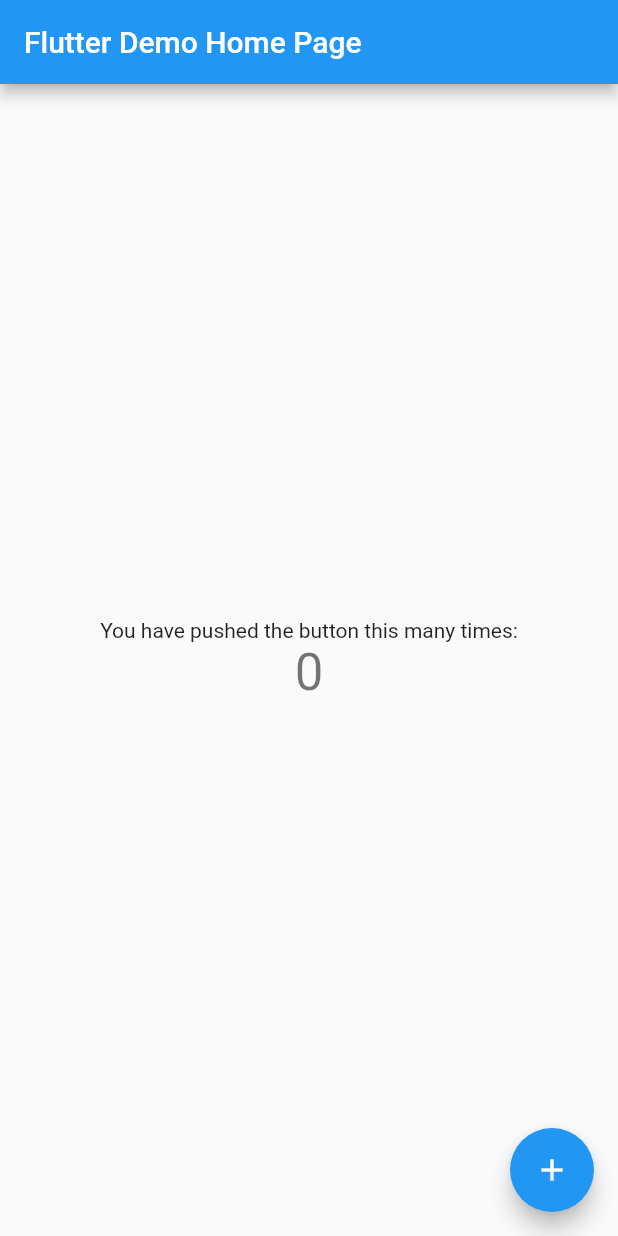
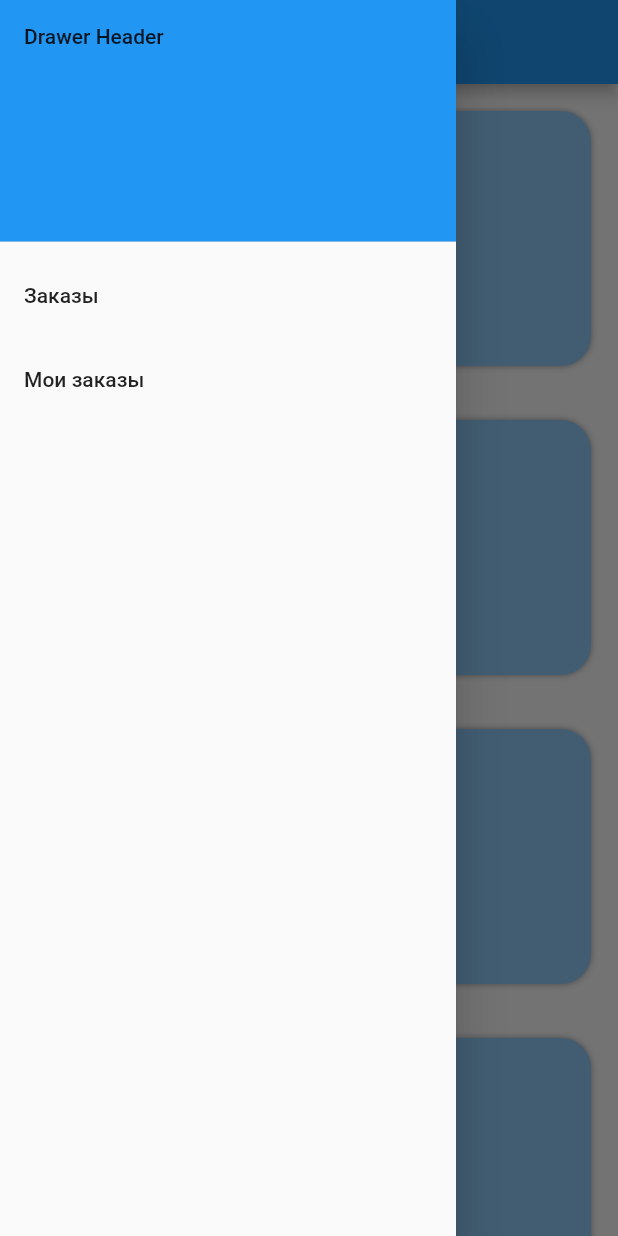
Before and after one commit to dened68/multiag_client, a Flutter app: the screen it shows after launch, with the side drawer open (before the commit the screen has no drawer), on a phone screen of 412 x 824 dp. Run offline on Flutter 3.47's test engine with Material 2 defaults, Android fonts, the phone set to English and light mode, and no system bars.

Commit message:
Add navigation bar and pages
add home page and mypage

```diff
--- /dev/null
+++ b/lib/drawer.dart
@@ -0,0 +1,37 @@
+import 'package:flutter/material.dart';
+import 'package:multiag_client/pages/mypage.dart';
+import 'package:multiag_client/pages/home.dart';
+
+class Drawerstatelesswidget extends StatelessWidget {
+  const Drawerstatelesswidget({Key? key}) : super(key: key);
+
+  @override
+  Widget build(BuildContext context) {
+    return Drawer(
+      child: ListView(
+        // Important: Remove any padding from the ListView.
+        padding: EdgeInsets.zero,
+        children: [
+          const DrawerHeader(
+            decoration: BoxDecoration(
+              color: Colors.blue,
+            ),
+            child: Text('Drawer Header'),
+          ),
+          ListTile(
+            title: const Text('Заказы'),
+            onTap: () {
+              Navigator.pushReplacementNamed(context, '/');
+            },
+          ),
+          ListTile(
+            title: const Text('Мои заказы'),
+            onTap: () {
+              Navigator.pushReplacementNamed(context, '/todo');
+            },
+          ),
+        ],
+      ),
+    );
+  }
+}
--- a/lib/main.dart
+++ b/lib/main.dart
@@ -1,115 +1,17 @@
 import 'package:flutter/material.dart';
+import 'package:multiag_client/pages/home.dart';
+import 'package:multiag_client/pages/mypage.dart';
 
 void main() {
-  runApp(const MyApp());
+  runApp(MaterialApp(
+    title: "Мультиагентная система",
+    theme: ThemeData.light(),
+
+    //pages
+    initialRoute: '/',
+    routes: {
+      '/': (context) => Home(),
+      '/todo': (context) => Mypage(),
+    },
+  ));
 }
-
-class MyApp extends StatelessWidget {
-  const MyApp({Key? key}) : super(key: key);
-
-  // This widget is the root of your application.
-  @override
-  Widget build(BuildContext context) {
-    return MaterialApp(
-      title: 'Flutter Demo',
-      theme: ThemeData(
-        // This is the theme of your application.
-        //
-        // Try running your application with "flutter run". You'll see the
-        // application has a blue toolbar. Then, without quitting the app, try
-        // changing the primarySwatch below to Colors.green and then invoke
-        // "hot reload" (press "r" in the console where you ran "flutter run",
-        // or simply save your changes to "hot reload" in a Flutter IDE).
-        // Notice that the counter didn't reset back to zero; the application
-        // is not restarted.
-        primarySwatch: Colors.blue,
-      ),
-      home: const MyHomePage(title: 'Flutter Demo Home Page'),
-    );
-  }
-}
-
-class MyHomePage extends StatefulWidget {
-  const MyHomePage({Key? key, required this.title}) : super(key: key);
-
-  // This widget is the home page of your application. It is stateful, meaning
-  // that it has a State object (defined below) that contains fields that affect
-  // how it looks.
-
-  // This class is the configuration for the state. It holds the values (in this
-  // case the title) provided by the parent (in this case the App widget) and
-  // used by the build method of the State. Fields in a Widget subclass are
-  // always marked "final".
-
-  final String title;
-
-  @override
-  State<MyHomePage> createState() => _MyHomePageState();
-}
-
-class _MyHomePageState extends State<MyHomePage> {
-  int _counter = 0;
-
-  void _incrementCounter() {
-    setState(() {
-      // This call to setState tells the Flutter framework that something has
-      // changed in this State, which causes it to rerun the build method below
-      // so that the display can reflect the updated values. If we changed
-      // _counter without calling setState(), then the build method would not be
-      // called again, and so nothing would appear to happen.
-      _counter++;
-    });
-  }
-
-  @override
-  Widget build(BuildContext context) {
-    // This method is rerun every time setState is called, for instance as done
-    // by the _incrementCounter method above.
-    //
-    // The Flutter framework has been optimized to make rerunning build methods
-    // fast, so that you can just rebuild anything that needs updating rather
-    // than having to individually change instances of widgets.
-    return Scaffold(
-      appBar: AppBar(
-        // Here we take the value from the MyHomePage object that was created by
-        // the App.build method, and use it to set our appbar title.
-        title: Text(widget.title),
-      ),
-      body: Center(
-        // Center is a layout widget. It takes a single child and positions it
-        // in the middle of the parent.
-        child: Column(
-          // Column is also a layout widget. It takes a list of children and
-          // arranges them vertically. By default, it sizes itself to fit its
-          // children horizontally, and tries to be as tall as its parent.
-          //
-          // Invoke "debug painting" (press "p" in the console, choose the
-          // "Toggle Debug Paint" action from the Flutter Inspector in Android
-          // Studio, or the "Toggle Debug Paint" command in Visual Studio Code)
-          // to see the wireframe for each widget.
-          //
-          // Column has various properties to control how it sizes itself and
-          // how it positions its children. Here we use mainAxisAlignment to
-          // center the children vertically; the main axis here is the vertical
-          // axis because Columns are vertical (the cross axis would be
-          // horizontal).
-          mainAxisAlignment: MainAxisAlignment.center,
-          children: <Widget>[
-            const Text(
-              'You have pushed the button this many times:',
-            ),
-            Text(
-              '$_counter',
-              style: Theme.of(context).textTheme.headline4,
-            ),
-          ],
-        ),
-      ),
-      floatingActionButton: FloatingActionButton(
-        onPressed: _incrementCounter,
-        tooltip: 'Increment',
-        child: const Icon(Icons.add),
-      ), // This trailing comma makes auto-formatting nicer for build methods.
-    );
-  }
-}
--- /dev/null
+++ b/lib/pages/home.dart
@@ -0,0 +1,54 @@
+import 'package:flutter/material.dart';
+
+import 'package:multiag_client/drawer.dart';
+
+class Home extends StatefulWidget {
+  Home({Key? key}) : super(key: key);
+
+  @override
+  _HomeState createState() => _HomeState();
+}
+
+class _HomeState extends State<Home> {
+  @override
+  Widget build(BuildContext context) {
+    return Scaffold(
+        appBar: AppBar(
+          title: Text("Список заказов"),
+        ),
+        drawer: Drawerstatelesswidget(),
+        body: GridView.count(
+          crossAxisCount: 2,
+          children: List.generate(100, (index) {
+            return Center(child: CadrStatelessWidget());
+          }),
+        ));
+  }
+}
+
+//list item
+
+class CadrStatelessWidget extends StatelessWidget {
+  const CadrStatelessWidget({Key? key}) : super(key: key);
+
+  @override
+  Widget build(BuildContext context) {
+    return GestureDetector(
+      child: Container(
+        height: 170,
+        width: 170,
+        decoration: BoxDecoration(
+          borderRadius: BorderRadius.all(Radius.circular(20.0)),
+          color: Colors.blue[200],
+          boxShadow: [
+            new BoxShadow(
+              color: Colors.grey,
+              blurRadius: 3.0,
+            ),
+          ],
+        ),
+      ),
+      onTap: () {},
+    );
+  }
+}
```
Also changed, not shown: lib/pages/mypage.dart (added, +21 -0 lines), 1 other file.
